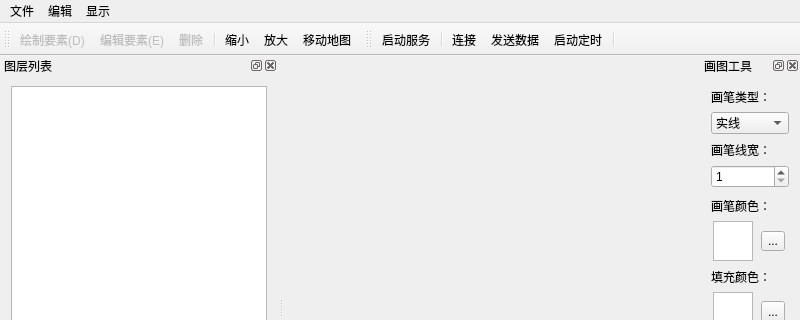
First picture: the form in GIS_Project/mainwindow.ui, repository WZhutian/GIS_Project, before the edit; both pictures show x 0 to 800 and y 0 to 320 of the 800 by 580 pixel window.
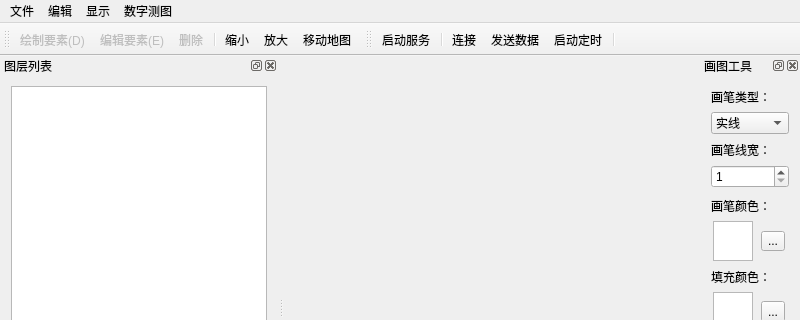
Second picture: the form after the edit. Icons and pictures are not drawn.

Commit message: 添加数字测图算法框架

Diff of the .ui file:
```diff
--- a/GIS_Project/mainwindow.ui
+++ b/GIS_Project/mainwindow.ui
@@ -23,7 +23,7 @@
      <x>0</x>
      <y>0</y>
      <width>800</width>
-     <height>22</height>
+     <height>23</height>
     </rect>
    </property>
    <widget class="QMenu" name="menu">
@@ -71,9 +71,16 @@
     </property>
     <addaction name="action_Show_LayerList"/>
    </widget>
+   <widget class="QMenu" name="menu_7">
+    <property name="title">
+     <string>数字测图</string>
+    </property>
+    <addaction name="action"/>
+   </widget>
    <addaction name="menu"/>
    <addaction name="menu_2"/>
    <addaction name="menu_6"/>
+   <addaction name="menu_7"/>
   </widget>
   <widget class="QStatusBar" name="statusBar"/>
   <widget class="QToolBar" name="mainToolBar">
```
Left out of the diff: 5 changed lines with no effect on the pictures. The commit also changes 3 other files.
